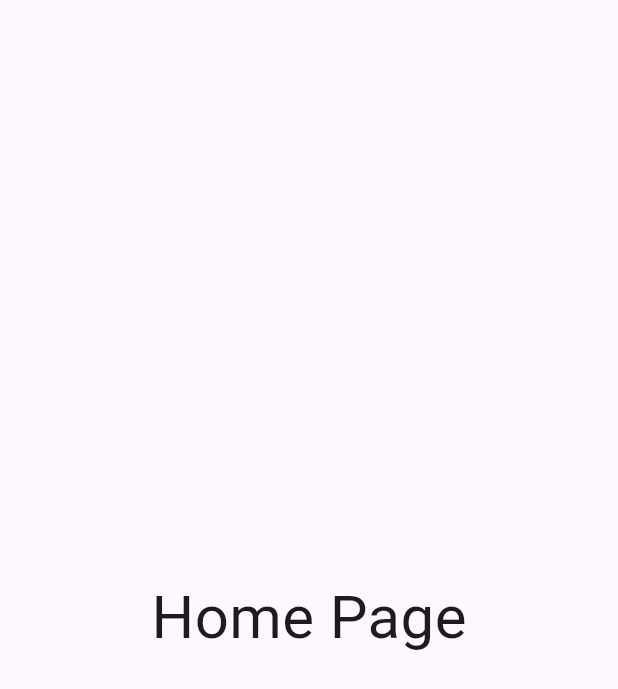
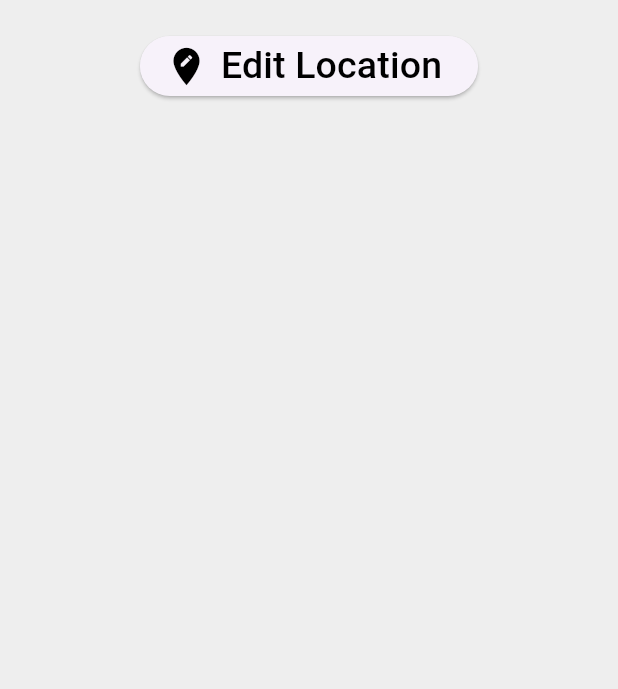
Before and after one commit to AurelioAlfons/Flutter-Tutorial, a Flutter app: the screen it shows after launch, on a phone screen of 412 x 824 dp. Shown: the top 689 px of the screen. Run offline on Flutter 3.47's test engine with Material 3 defaults, Android fonts, the phone set to English and light mode, and no system bars; our stand-ins replace google_nav_bar.

Commit message:
Add navigation using routes button

```diff
--- a/lib/Project2/pages/home.dart
+++ b/lib/Project2/pages/home.dart
@@ -10,12 +10,33 @@ class Home extends StatefulWidget {
 class _HomeState extends State<Home> {
   @override
   Widget build(BuildContext context) {
-    return const Scaffold(
+    return Scaffold(
+      backgroundColor: Colors.grey[200],
       body: Center(
-          child: Text(
-        'Home Page',
-        style: TextStyle(fontSize: 40),
-      )),
+        child: SafeArea(
+          child: Column(
+            children: <Widget>[
+              const SizedBox(
+                height: 20,
+              ),
+              ElevatedButton.icon(
+                onPressed: () {
+                  Navigator.pushNamed(context, '/location');
+                },
+                label: const Text(
+                  'Edit Location',
+                  style: TextStyle(color: Colors.black, fontSize: 25),
+                ),
+                icon: const Icon(
+                  Icons.edit_location,
+                  color: Colors.black,
+                  size: 30,
+                ),
+              )
+            ],
+          ),
+        ),
+      ),
     );
   }
 }
```
Also changed, not shown: lib/Project2/pages/choose_location.dart (+13 -2 lines).
